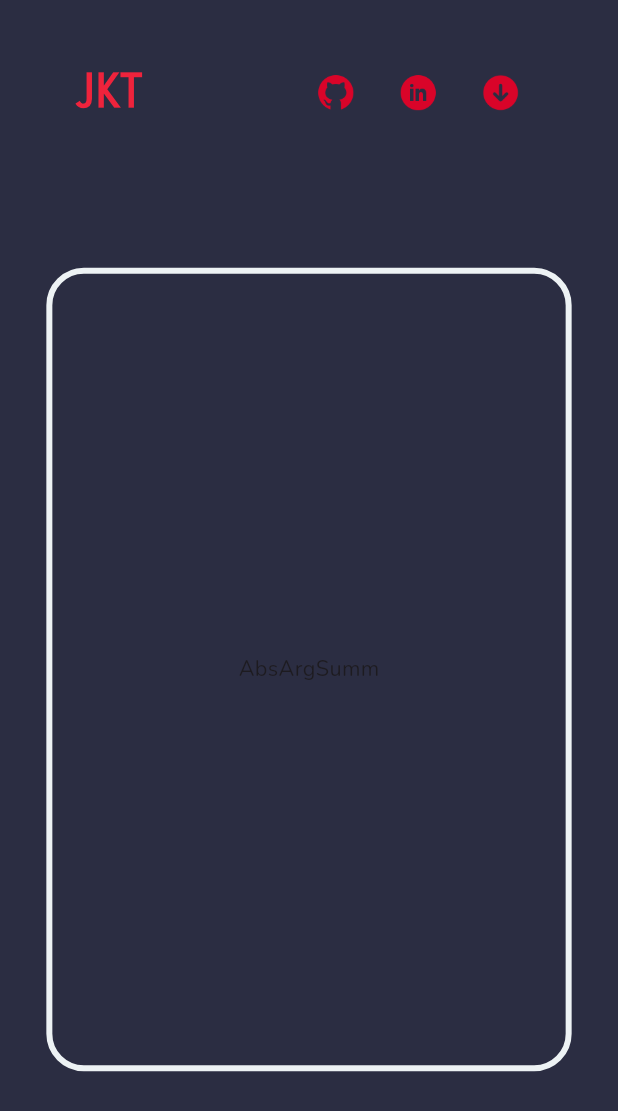
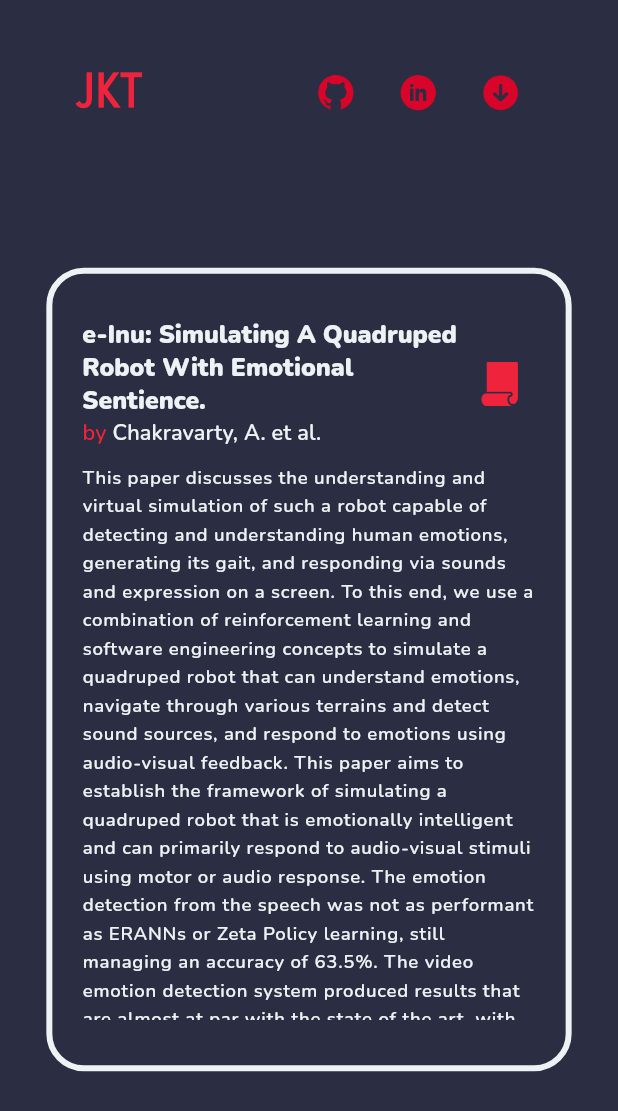
Before and after one commit to jk-tripathy/jk-tripathy.github.io, a Flutter app: the PapersView screen opened by its route, on a phone screen of 412 x 824 dp. Shown: the top 1111 px of the screen. Run offline on Flutter 3.47's test engine with Material 3 defaults, Android fonts, the phone set to English and light mode, and no system bars; our stand-ins replace go_router; missing offline and left inert: dart:html.

Commit message:
feat: papers page done

```diff
--- /dev/null
+++ b/lib/data/paper_list.dart
@@ -0,0 +1,39 @@
+const List<Map<String, String>> papers_list = [
+  {
+    'title': 'e-Inu: Simulating A Quadruped Robot With Emotional Sentience.',
+    'authors': 'Chakravarty, A. et al.',
+    'link': 'https://arxiv.org/abs/2301.00964',
+    'abstract':
+        'This paper discusses the understanding and virtual simulation of such a robot capable of detecting and understanding human emotions, generating its gait, and responding via sounds and expression on a screen. To this end, we use a combination of reinforcement learning and software engineering concepts to simulate a quadruped robot that can understand emotions, navigate through various terrains and detect sound sources, and respond to emotions using audio-visual feedback. This paper aims to establish the framework of simulating a quadruped robot that is emotionally intelligent and can primarily respond to audio-visual stimuli using motor or audio response. The emotion detection from the speech was not as performant as ERANNs or Zeta Policy learning, still managing an accuracy of 63.5%. The video emotion detection system produced results that are almost at par with the state of the art, with an accuracy of 99.66%. Due to its "on-policy" learning process, the PPO algorithm was extremely rapid to learn, allowing the simulated dog to demonstrate a remarkably seamless gait across the different cadences and variations. This enabled the quadruped robot to respond to generated stimuli, allowing us to conclude that it functions as predicted and satisfies the aim of this work.',
+  },
+  {
+    'title': 'HRV stress analysis using k-NN clustering technique.',
+    'authors': 'Tripathy, J. K. et al.',
+    'link':
+        'https://pubs.aip.org/aip/acp/article-abstract/2579/1/020033/2915365/HRV-stress-analysis-using-k-NN-clustering',
+    'abstract':
+        'Human life in the modern scenario has become quite taxing; mental health issues are on the rise. Our medical science may have progressed well enough to furnish physical health excellency in the general populace (of course, in relative terms), but mental health is still taboo. This is especially so in many of the non-first-world countries, where forthcoming mental health issues and asking for help can lead to anything from public ridicule to social ostracism. In such a scenario, it is of paramount importance that someone comes up with a more private approach to mental health care and well-being. In this paper, the authors discuss how the effects of stress can be monitored using a different implementation of k-NN (k-Nearest Neighbors). With this, using the Manhattan distance metric we were able to achieve 99.84% accuracy, and even after the application of PCA, we achieved 93.97% accuracy.',
+  },
+  {
+    'title': 'Comprehensive analysis of embeddings and pre-training in NLP.',
+    'authors': 'Tripathy, J. K. et al.',
+    'link':
+        'https://www.sciencedirect.com/science/article/abs/pii/S1574013721000733',
+    'abstract':
+        'The amount of data and computing power has drastically increased over the last decade, which leads to the development of several new fronts in the field of Natural Language Processing (NLP). In addition to that, the entanglement of embeddings and large pre-trained models have pushed the field forward, covering a wide variety of tasks starting from machine translation to more complex tasks such as contextual text classification. This paper covers the underlying idea behind all embeddings and pre-trained models and provides an insight into fundamental strategies and implementation details of innovative embeddings. Further, it imparts the pros and cons of each specific embedding design and the associated impact on the result. It also comprehends the comparison of all the different strategies, datasets, architectures discussed in different papers with the help of standard metrics used in NLP. The content covered in this review work aims to shed light on different milestones reached in NLP, allowing the reader to deepen their understanding of NLP, which would motivate to explore the field further.',
+  },
+  {
+    'title': 'ALBERT-based fine-tuning model for cyberbullying analysis.',
+    'authors': 'Tripathy, J. K. et al.',
+    'link': 'https://link.springer.com/article/10.1007/s00530-020-00690-5',
+    'abstract':
+        'This paper explores some of the recent approaches to the difficulties of contextual understanding and proposes an ALBERT-based fine-tuned model that achieves state-of-the-art results. ALBERT is a transformer-based architecture and thus even at its untrained form provides better contextual understanding than other recurrent units. This coupled with the fact that ALBERT is pre-trained on a large corpus allowing the flexibility to use a smaller dataset for fine-tuning as the pre-trained model already has deep understanding of the complexities of the human language. ALBERT showcases high scores in multiple benchmarks such as the GLUE and SQuAD showing that high levels of contextual understanding are inherently present and thus fine-tuning for the specific case of cyberbullying allows to use this to our advantage. With this approach, we have achieved an F1 score of 95% which surpasses current approaches such as the CNN + wordVec, CNN + GRU and BERT implementations.',
+  },
+  {
+    'title': 'Pattern Prediction using LSTM and ReLU Ensemble.',
+    'authors': 'Chakravarty, A. & Tripathy, J. K.',
+    'link': 'https://papers.ssrn.com/sol3/papers.cfm?abstract_id=3569584',
+    'abstract':
+        'Human beings, like many other cognizant biological organisms, can roughly predict certain patterns in nature, be it with respect to time, or otherwise. In the strive to achieve the global object of achieving a general artificial intelligence, the authors deem it to be of high importance that the intelligence is aware of its surroundings, not just in terms of understanding raw sensory data, but also by learning and being able to predict recurring patterns in the environment. To achieve that result, this paper comes into play by discussing certain neural network models which help in learning from any sort of pattern recognition in a data sequence which can be achieved by either manual input or via data collection from the outer environment. This model is able to predict accurately about 80% of the time, beating state-of-the-art approaches.',
+  },
+];
--- a/lib/screens/papers.dart
+++ b/lib/screens/papers.dart
@@ -1,7 +1,10 @@
+import 'dart:math';
+
 import 'package:flutter/material.dart';
 import 'package:portfolio/data/dimensions.dart';
-import 'package:portfolio/data/project_list.dart';
+import 'package:portfolio/data/paper_list.dart';
 import 'package:portfolio/widgets/custom_hero.dart';
+import 'package:portfolio/widgets/link_button.dart';
 import 'package:portfolio/widgets/page_indicator.dart';
 import 'package:portfolio/widgets/top_bar.dart';
 import 'package:flutter/foundation.dart';
@@ -23,7 +26,7 @@ class _PapersViewState extends State<PapersView> with TickerProviderStateMixin {
   void initState() {
     super.initState();
     _pageViewController = PageController();
-    _tabController = TabController(length: project_list.length, vsync: this);
+    _tabController = TabController(length: papers_list.length, vsync: this);
   }
 
   @override
@@ -31,6 +34,41 @@ class _PapersViewState extends State<PapersView> with TickerProviderStateMixin {
     super.dispose();
     _pageViewController.dispose();
     _tabController.dispose();
+  }
+
+  void _handlePageViewChanged(int currentPageIndex) {
+    if (!_isOnDesktopAndWeb) {
+      return;
+    }
+    _tabController.index = currentPageIndex;
+    setState(() {
+      _currentPageIndex = currentPageIndex;
+    });
+  }
+
+  void _updateCurrentPageIndex(int index) {
+    _tabController.index = index;
+    _pageViewController.animateToPage(
+      index,
+      duration: const Duration(milliseconds: 400),
+      curve: Curves.easeInOut,
+    );
+  }
+
+  bool get _isOnDesktopAndWeb {
+    if (kIsWeb) {
+      return true;
+    }
+    switch (defaultTargetPlatform) {
+      case TargetPlatform.macOS:
+      case TargetPlatform.linux:
+      case TargetPlatform.windows:
+        return true;
+      case TargetPlatform.android:
+      case TargetPlatform.iOS:
+      case TargetPlatform.fuchsia:
+        return false;
+    }
   }
 
   @override
@@ -78,7 +116,7 @@ class _PapersViewState extends State<PapersView> with TickerProviderStateMixin {
                           child: PageView(
                             controller: _pageViewController,
                             onPageChanged: _handlePageViewChanged,
-                            children: PageViewContent(context),
+                            children: PageViewContent(context, constraints),
                           ),
                         ),
                       ],
@@ -99,46 +137,85 @@ class _PapersViewState extends State<PapersView> with TickerProviderStateMixin {
     );
   }
 
-  List<Widget> PageViewContent(BuildContext context) {
-    return project_list.map((project) {
+  List<Widget> PageViewContent(
+      BuildContext context, BoxConstraints constraints) {
+    return papers_list.map((paper) {
       return Center(
-        child: Text(project['title']!),
+        child: Padding(
+          padding: const EdgeInsets.all(24.0),
+          child: Column(
+            mainAxisSize: MainAxisSize.max,
+            mainAxisAlignment: MainAxisAlignment.spaceEvenly,
+            crossAxisAlignment: CrossAxisAlignment.start,
+            children: [
+              Row(
+                children: [
+                  Expanded(
+                    child: Column(
+                      crossAxisAlignment: CrossAxisAlignment.start,
+                      children: [
+                        Text(
+                          paper['title']!,
+                          style: Theme.of(context)
+                              .textTheme
+                              .headlineSmall!
+                              .copyWith(
+                                color: Theme.of(context).primaryColorLight,
+                              ),
+                        ),
+                        Row(
+                          children: [
+                            Text(
+                              'by ',
+                              style: Theme.of(context)
+                                  .textTheme
+                                  .labelLarge!
+                                  .copyWith(
+                                    color: Theme.of(context).hintColor,
+                                  ),
+                            ),
+                            Text(
+                              paper['authors']!,
+                              style: Theme.of(context)
+                                  .textTheme
+                                  .labelLarge!
+                                  .copyWith(
+                                    color: Theme.of(context).primaryColorLight,
+                                  ),
+                            ),
+                          ],
+                        ),
+                      ],
+                    ),
+                  ),
+                  LinkButton(
+                    url: paper['link']!,
+                    img: 'assets/img/paper.png',
+                    imgDim: min(
+                      MediaQuery.of(context).size.width * 0.07,
+                      MediaQuery.of(context).size.height * 0.06,
+                    ),
+                  ),
+                ],
+              ),
+              Container(
+                height: constraints.maxWidth < mobileWidth
+                    ? MediaQuery.of(context).size.height * 0.45
+                    : MediaQuery.of(context).size.height * 0.40,
+                child: SingleChildScrollView(
+                  child: Text(
+                    paper['abstract']!,
+                    style: Theme.of(context).textTheme.labelMedium!.copyWith(
+                          color: Theme.of(context).primaryColorLight,
+                          height: 1.5,
+                        ),
+                  ),
+                ),
+              ),
+            ],
+          ),
+        ),
       );
     }).toList();
   }
-
-  void _handlePageViewChanged(int currentPageIndex) {
-    if (!_isOnDesktopAndWeb) {
-      return;
-    }
-    _tabController.index = currentPageIndex;
-    setState(() {
-      _currentPageIndex = currentPageIndex;
-    });
-  }
-
-  void _updateCurrentPageIndex(int index) {
-    _tabController.index = index;
-    _pageViewController.animateToPage(
-      index,
-      duration: const Duration(milliseconds: 400),
-      curve: Curves.easeInOut,
-    );
-  }
-
-  bool get _isOnDesktopAndWeb {
-    if (kIsWeb) {
-      return true;
-    }
-    switch (defaultTargetPlatform) {
-      case TargetPlatform.macOS:
-      case TargetPlatform.linux:
-      case TargetPlatform.windows:
-        return true;
-      case TargetPlatform.android:
-      case TargetPlatform.iOS:
-      case TargetPlatform.fuchsia:
-        return false;
-    }
-  }
 }
--- a/pubspec.yaml
+++ b/pubspec.yaml
@@ -63,6 +63,7 @@ flutter:
   assets:
     - assets/img/github.png
     - assets/img/linkedin.png
+    - assets/img/paper.png
     - assets/img/cv.png
     - assets/img/me.jpg
     - assets/img/me-circle.png
```
Also changed, not shown: assets/img/paper.png (added).
